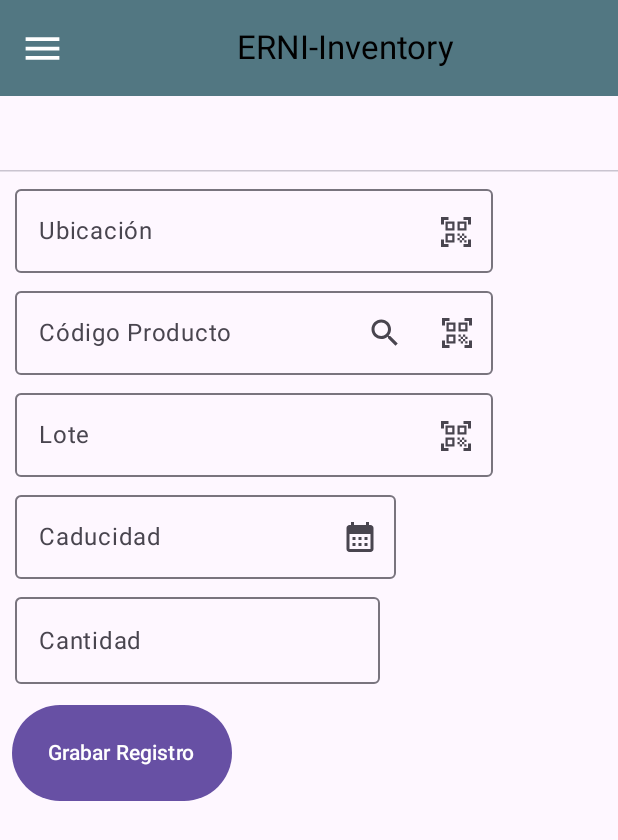
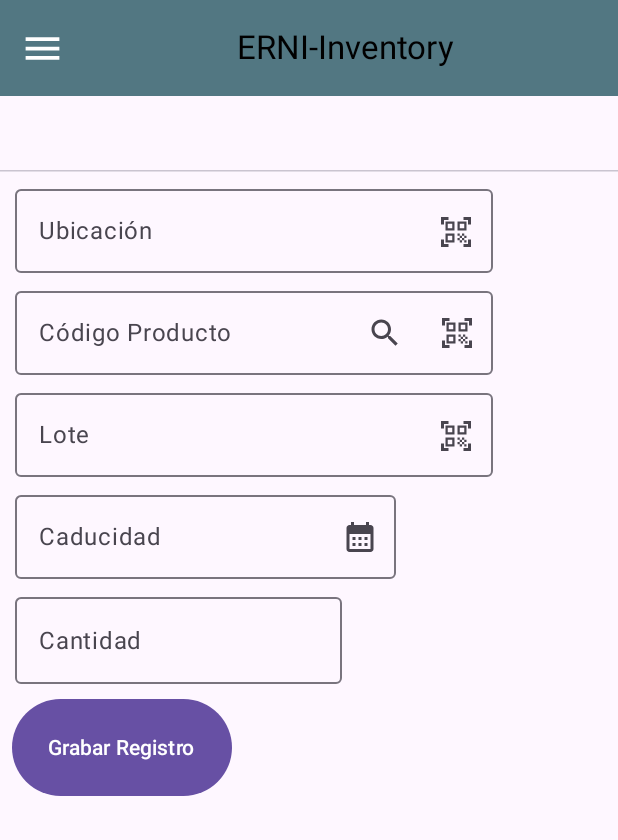
Before and after one commit to nivarz/FisrtERNI, an Android app built with Jetpack Compose: the FirestoreApp screen opened through its navigation route, on a phone screen of 412 x 824 dp. Shown: the top 840 px of the screen. Run offline under Robolectric (Android 15) with nearby library versions, the phone set to English and light mode, and no system bars; our stand-ins replace Firebase (no records; nobody signed in at launch, a user with empty details on screens opened directly); libraries missing offline, so code that uses them is left out: com.google.zxing.integration.

Commit message:
ajuste del textbox cantidad

```diff
--- a/app/src/main/java/com/eriknivar/firebasedatabase/view/inventoryentry/MessageCard.kt
+++ b/app/src/main/java/com/eriknivar/firebasedatabase/view/inventoryentry/MessageCard.kt
@@ -106,7 +106,7 @@ fun MessageCard(
     Card(
         modifier = Modifier
             .fillMaxWidth()
-            .padding(8.dp),
+            .padding(16.dp),
         elevation = CardDefaults.cardElevation(defaultElevation = 4.dp)
     ) {
 
@@ -165,6 +165,7 @@ fun MessageCard(
         )
 
     } else {
+        Spacer(modifier = Modifier.height(4.dp))
         Row {
             Text(
                 text = "Ubicacion: ",
--- a/app/src/main/java/com/eriknivar/firebasedatabase/view/inventoryentry/OutlinedTextFieldInputs.kt
+++ b/app/src/main/java/com/eriknivar/firebasedatabase/view/inventoryentry/OutlinedTextFieldInputs.kt
@@ -418,7 +418,7 @@ fun OutlinedTextFieldsInputs(productoDescripcion: MutableState<String>) {
         ) {
             OutlinedTextField(
                 modifier = Modifier
-                    .size(247.dp, 70.dp)
+                    .size(222.dp, 70.dp)
                     .padding(2.dp),
                 singleLine = true,
                 keyboardOptions = KeyboardOptions(keyboardType = KeyboardType.Decimal),// ACTIVA EL TECLADO NUMERICO
@@ -468,7 +468,7 @@ fun OutlinedTextFieldsInputs(productoDescripcion: MutableState<String>) {
        // quantity.toDoubleOrNull() ?: 0.00  // ✅ Permite decimales y evita errores
 
 
-        Spacer(modifier = Modifier.height(12.dp))
+        Spacer(modifier = Modifier.height(8.dp))
 
         Button(
             onClick = {
@@ -566,6 +566,7 @@ fun OutlinedTextFieldsInputs(productoDescripcion: MutableState<String>) {
                 })
         }
 
+        Spacer(modifier = Modifier.height(8.dp))
     }
     LazyColumn(
         modifier = Modifier.fillMaxSize()
```
